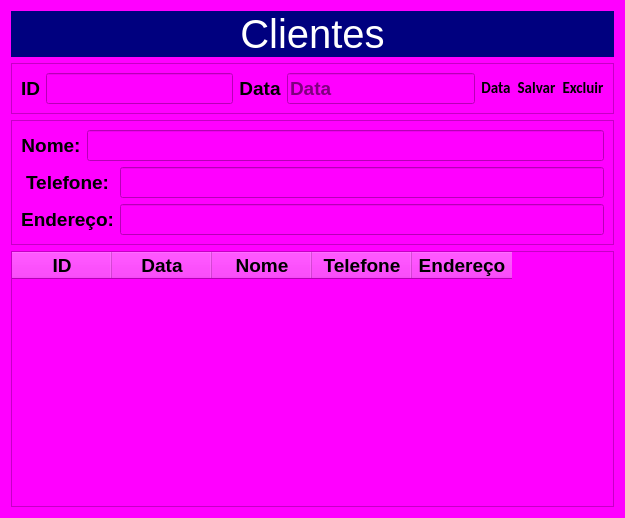
This is gui/Clientes.ui in kadu13/PySide as Qt 5 draws it before an edit. The edited form follows.
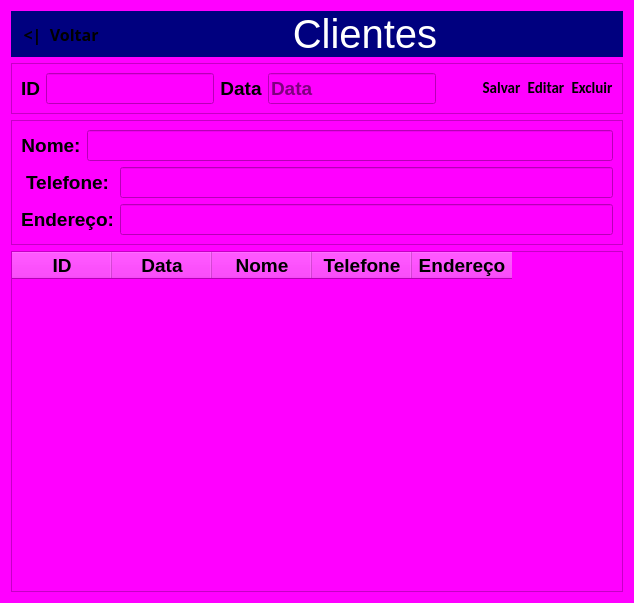
This is the edited form. Icons and pictures are not drawn.

Patch:
```diff
--- a/gui/Clientes.ui
+++ b/gui/Clientes.ui
@@ -6,8 +6,8 @@
    <rect>
     <x>0</x>
     <y>0</y>
-    <width>625</width>
-    <height>518</height>
+    <width>634</width>
+    <height>603</height>
    </rect>
   </property>
   <property name="windowTitle">
@@ -18,6 +18,67 @@
   </property>
   <layout class="QGridLayout" name="gridLayout_3">
    <item row="0" column="0">
+    <layout class="QHBoxLayout" name="horizontalLayout">
+     <property name="spacing">
+      <number>0</number>
+     </property>
+     <item>
+      <widget class="QPushButton" name="btn_Voltar">
+       <property name="sizePolicy">
+        <sizepolicy hsizetype="Fixed" vsizetype="Minimum">
+         <horstretch>0</horstretch>
+         <verstretch>0</verstretch>
+        </sizepolicy>
+       </property>
+       <property name="font">
+        <font>
+         <family>Segoe UI Black</family>
+         <pointsize>12</pointsize>
+         <weight>75</weight>
+         <bold>true</bold>
+        </font>
+       </property>
+       <property name="cursor">
+        <cursorShape>PointingHandCursor</cursorShape>
+       </property>
+       <property name="toolTip">
+        <string/>
+       </property>
+       <property name="styleSheet">
+        <string notr="true">QPushButton{
+	background-color: rgb(0, 0, 127);
+ 	border-radius: 0px
+}
+
+QPushButton:hover{
+	background-color: rgb(0, 85, 255);
+	color:rgb(200,200,200)
+}
+
+QPushButton:pressed{
+  background-color:rgb(35,35,35);
+  color:rgb(200,200,200)
+}
+</string>
+       </property>
+       <property name="text">
+        <string>   &lt;|  Voltar  </string>
+       </property>
+       <property name="iconSize">
+        <size>
+         <width>45</width>
+         <height>45</height>
+        </size>
+       </property>
+       <property name="default">
+        <bool>false</bool>
+       </property>
+       <property name="flat">
+        <bool>false</bool>
+       </property>
+      </widget>
+     </item>
+     <item>
     <widget class="QLabel" name="label">
      <property name="font">
       <font>
@@ -36,6 +97,8 @@
      </property>
     </widget>
    </item>
+    </layout>
+   </item>
    <item row="1" column="0">
     <widget class="QFrame" name="frame">
      <property name="frameShape">
@@ -45,115 +108,7 @@
       <enum>QFrame::Plain</enum>
      </property>
      <layout class="QGridLayout" name="gridLayout_2">
-      <item row="0" column="4">
-       <widget class="QPushButton" name="btn_Calendario">
-        <property name="font">
-         <font>
-          <family>Calibri</family>
-          <pointsize>11</pointsize>
-          <weight>75</weight>
-          <bold>true</bold>
-         </font>
-        </property>
-        <property name="cursor">
-         <cursorShape>PointingHandCursor</cursorShape>
-        </property>
-        <property name="toolTip">
-         <string>Salvar</string>
-        </property>
-        <property name="styleSheet">
-         <string notr="true">QPushButton{
-   border-radius: 8px
-}
-
-QPushButton:hover{
-  background-color:rgb(50,50,50);
-  color:rgb(200,200,200)
-}
-
-QPushButton:pressed{
-  background-color:rgb(35,35,35);
-  color:rgb(200,200,200)
-}
-</string>
-        </property>
-        <property name="text">
-         <string>Data</string>
-        </property>
-        <property name="icon">
-         <iconset resource="icons.qrc">
-          <normaloff>:/image/imagens/calendario.png</normaloff>:/image/imagens/calendario.png</iconset>
-        </property>
-        <property name="iconSize">
-         <size>
-          <width>45</width>
-          <height>45</height>
-         </size>
-        </property>
-       </widget>
-      </item>
-      <item row="0" column="1">
-       <widget class="QLineEdit" name="L_Id">
-        <property name="font">
-         <font>
-          <pointsize>14</pointsize>
-          <weight>75</weight>
-          <bold>true</bold>
-         </font>
-        </property>
-        <property name="cursorPosition">
-         <number>0</number>
-        </property>
-       </widget>
-      </item>
-      <item row="0" column="6">
-       <widget class="QPushButton" name="btn_Excluir">
-        <property name="font">
-         <font>
-          <family>Calibri</family>
-          <pointsize>11</pointsize>
-          <weight>75</weight>
-          <bold>true</bold>
-         </font>
-        </property>
-        <property name="cursor">
-         <cursorShape>PointingHandCursor</cursorShape>
-        </property>
-        <property name="toolTip">
-         <string>Excluir</string>
-        </property>
-        <property name="styleSheet">
-         <string notr="true">QPushButton{
-   border-radius: 8px
-}
-
-QPushButton:hover{
-  background-color:rgb(50,50,50);
-  color:rgb(200,200,200)
-}
-
-QPushButton:pressed{
-  background-color:rgb(35,35,35);
-  color:rgb(200,200,200)
-}
-</string>
-        </property>
-        <property name="text">
-         <string>Excluir</string>
-        </property>
-        <property name="icon">
-         <iconset resource="icons.qrc">
-          <normaloff>:/image/imagens/close.png</normaloff>:/image/imagens/close.png</iconset>
-        </property>
-        <property name="iconSize">
-         <size>
-          <width>45</width>
-          <height>36</height>
-         </size>
-        </property>
-       </widget>
-      </item>
-      <item row="0" column="3">
+      <item row="1" column="3">
        <widget class="QLineEdit" name="L_Data">
         <property name="font">
          <font>
@@ -176,7 +131,74 @@
         </property>
        </widget>
       </item>
-      <item row="0" column="5">
+      <item row="1" column="0">
+       <widget class="QLabel" name="label_3">
+        <property name="font">
+         <font>
+          <pointsize>14</pointsize>
+          <weight>75</weight>
+          <bold>true</bold>
+         </font>
+        </property>
+        <property name="text">
+         <string>ID</string>
+        </property>
+        <property name="textFormat">
+         <enum>Qt::AutoText</enum>
+        </property>
+        <property name="alignment">
+         <set>Qt::AlignCenter</set>
+        </property>
+       </widget>
+      </item>
+      <item row="1" column="7">
+       <widget class="QPushButton" name="btn_Excluir">
+        <property name="font">
+         <font>
+          <family>Calibri</family>
+          <pointsize>11</pointsize>
+          <weight>75</weight>
+          <bold>true</bold>
+         </font>
+        </property>
+        <property name="cursor">
+         <cursorShape>PointingHandCursor</cursorShape>
+        </property>
+        <property name="toolTip">
+         <string>Excluir</string>
+        </property>
+        <property name="styleSheet">
+         <string notr="true">QPushButton{
+   border-radius: 8px
+}
+
+QPushButton:hover{
+  background-color:rgb(50,50,50);
+  color:rgb(200,200,200)
+}
+
+QPushButton:pressed{
+  background-color:rgb(35,35,35);
+  color:rgb(200,200,200)
+}
+</string>
+        </property>
+        <property name="text">
+         <string>Excluir</string>
+        </property>
+        <property name="icon">
+         <iconset resource="icons.qrc">
+          <normaloff>:/image/imagens/close.png</normaloff>:/image/imagens/close.png</iconset>
+        </property>
+        <property name="iconSize">
+         <size>
+          <width>45</width>
+          <height>36</height>
+         </size>
+        </property>
+       </widget>
+      </item>
+      <item row="1" column="5">
        <widget class="QPushButton" name="btn_Salvar">
         <property name="font">
          <font>
@@ -223,27 +245,68 @@
         </property>
        </widget>
       </item>
-      <item row="0" column="0">
-       <widget class="QLabel" name="label_3">
+      <item row="1" column="4">
+       <widget class="QPushButton" name="btn_Calendario">
         <property name="font">
          <font>
-          <pointsize>14</pointsize>
+          <family>Calibri</family>
+          <pointsize>11</pointsize>
           <weight>75</weight>
           <bold>true</bold>
          </font>
         </property>
+        <property name="cursor">
+         <cursorShape>PointingHandCursor</cursorShape>
+        </property>
+        <property name="toolTip">
+         <string>Salvar</string>
+        </property>
+        <property name="styleSheet">
+         <string notr="true">QPushButton{
+   border-radius: 8px
+}
+
+QPushButton:hover{
+  background-color:rgb(50,50,50);
+  color:rgb(200,200,200)
+}
+
+QPushButton:pressed{
+  background-color:rgb(35,35,35);
+  color:rgb(200,200,200)
+}
+</string>
+        </property>
         <property name="text">
-         <string>ID</string>
+         <string/>
         </property>
-        <property name="textFormat">
-         <enum>Qt::AutoText</enum>
+        <property name="icon">
+         <iconset resource="icons.qrc">
+          <normaloff>:/image/imagens/calendario.png</normaloff>:/image/imagens/calendario.png</iconset>
         </property>
-        <property name="alignment">
-         <set>Qt::AlignCenter</set>
+        <property name="iconSize">
+         <size>
+          <width>45</width>
+          <height>45</height>
+         </size>
         </property>
        </widget>
       </item>
-      <item row="0" column="2">
+      <item row="1" column="1">
+       <widget class="QLineEdit" name="L_Id">
+        <property name="font">
+         <font>
+          <pointsize>14</pointsize>
+          <weight>75</weight>
+          <bold>true</bold>
+         </font>
+        </property>
+        <property name="cursorPosition">
+         <number>0</number>
+        </property>
+       </widget>
+      </item>
+      <item row="1" column="2">
        <widget class="QLabel" name="label_2">
         <property name="font">
          <font>
@@ -263,6 +326,53 @@
         </property>
        </widget>
       </item>
+      <item row="1" column="6">
+       <widget class="QPushButton" name="btn_Editar">
+        <property name="font">
+         <font>
+          <family>Calibri</family>
+          <pointsize>11</pointsize>
+          <weight>75</weight>
+          <bold>true</bold>
+         </font>
+        </property>
+        <property name="cursor">
+         <cursorShape>PointingHandCursor</cursorShape>
+        </property>
+        <property name="toolTip">
+         <string>Salvar</string>
+        </property>
+        <property name="styleSheet">
+         <string notr="true">QPushButton{
+   border-radius: 8px
+}
+
+QPushButton:hover{
+  background-color:rgb(50,50,50);
+  color:rgb(200,200,200)
+}
+
+QPushButton:pressed{
+  background-color:rgb(35,35,35);
+  color:rgb(200,200,200)
+}
+</string>
+        </property>
+        <property name="text">
+         <string>Editar</string>
+        </property>
+        <property name="icon">
+         <iconset resource="icons.qrc">
+          <normaloff>:/image/imagens/editar (1).png</normaloff>:/image/imagens/editar (1).png</iconset>
+        </property>
+        <property name="iconSize">
+         <size>
+          <width>45</width>
+          <height>45</height>
+         </size>
+        </property>
+       </widget>
+      </item>
      </layout>
     </widget>
    </item>
@@ -448,40 +558,6 @@
     </widget>
    </item>
   </layout>
-  <widget class="QLabel" name="L_Logado">
-   <property name="geometry">
-    <rect>
-     <x>120</x>
-     <y>30</y>
-     <width>16</width>
-     <height>21</height>
-    </rect>
-   </property>
-   <property name="maximumSize">
-    <size>
-     <width>200</width>
-     <height>48</height>
-    </size>
-   </property>
-   <property name="font">
-    <font>
-     <family>Segoe UI Black</family>
-     <pointsize>12</pointsize>
-     <weight>75</weight>
-     <bold>true</bold>
-    </font>
-   </property>
-   <property name="styleSheet">
-    <string notr="true">color: rgb(255, 255, 255);
-background-color: rgb(0, 0, 127);</string>
-   </property>
-   <property name="text">
-    <string/>
-   </property>
-   <property name="scaledContents">
-    <bool>true</bool>
-   </property>
-  </widget>
  </widget>
  <tabstops>
   <tabstop>L_Id</tabstop>
```
Lines whose indentation alone changed are shown as unchanged.
